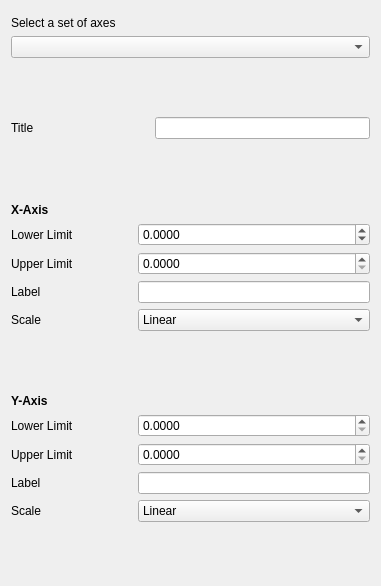
Qt form qt/python/mantidqt/widgets/plotconfigdialog/axestabwidget/axes_tab_widget.ui (mantidproject/mantid) before a commit.
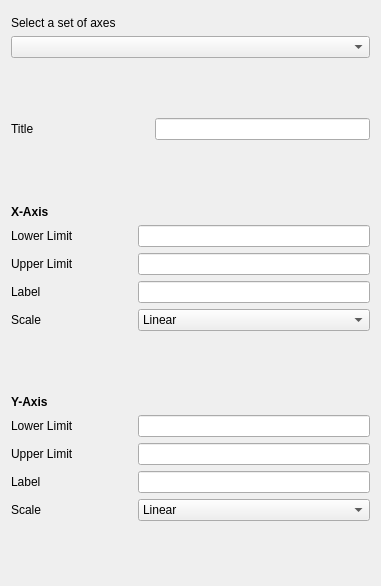
The same form after that commit.

Commit message: Re #26869 plot axis limits accept scientific notation

```diff
--- a/qt/python/mantidqt/widgets/plotconfigdialog/axestabwidget/axes_tab_widget.ui
+++ b/qt/python/mantidqt/widgets/plotconfigdialog/axestabwidget/axes_tab_widget.ui
@@ -133,21 +133,8 @@
      <property name="bottomMargin">
       <number>4</number>
      </property>
-     <item row="1" column="1">
-      <spacer name="horizontalSpacer_2">
-       <property name="orientation">
-        <enum>Qt::Horizontal</enum>
-       </property>
-       <property name="sizeType">
-        <enum>QSizePolicy::Fixed</enum>
-       </property>
-       <property name="sizeHint" stdset="0">
-        <size>
-         <width>58</width>
-         <height>20</height>
-        </size>
-       </property>
-      </spacer>
+     <item row="1" column="2">
+      <widget class="QLineEdit" name="xlower_limit_line_edit"/>
      </item>
      <item row="2" column="0">
       <widget class="QLabel" name="x_right_limit_label">
@@ -221,25 +208,6 @@
        </property>
       </spacer>
      </item>
-     <item row="1" column="2">
-      <widget class="QDoubleSpinBox" name="xlower_limit_spin_box">
-       <property name="sizePolicy">
-        <sizepolicy hsizetype="Expanding" vsizetype="Fixed">
-         <horstretch>0</horstretch>
-         <verstretch>0</verstretch>
-        </sizepolicy>
-       </property>
-       <property name="decimals">
-        <number>4</number>
-       </property>
-       <property name="minimum">
-        <double>-100000000000.000000000000000</double>
-       </property>
-       <property name="maximum">
-        <double>100000000000.000000000000000</double>
-       </property>
-      </widget>
-     </item>
      <item row="3" column="1">
       <spacer name="horizontalSpacer_4">
        <property name="orientation">
@@ -298,31 +266,21 @@
        </property>
       </widget>
      </item>
-     <item row="2" column="2">
-      <widget class="QDoubleSpinBox" name="xupper_limit_spin_box">
-       <property name="sizePolicy">
-        <sizepolicy hsizetype="Expanding" vsizetype="Fixed">
-         <horstretch>0</horstretch>
-         <verstretch>0</verstretch>
-        </sizepolicy>
+     <item row="1" column="1">
+      <spacer name="horizontalSpacer_2">
+       <property name="orientation">
+        <enum>Qt::Horizontal</enum>
        </property>
-       <property name="decimals">
-        <number>4</number>
+       <property name="sizeType">
+        <enum>QSizePolicy::Fixed</enum>
        </property>
-      </widget>
-     </item>
-     <item row="1" column="0">
-      <widget class="QLabel" name="x_left_limit_label">
-       <property name="sizePolicy">
-        <sizepolicy hsizetype="Fixed" vsizetype="Preferred">
-         <horstretch>0</horstretch>
-         <verstretch>0</verstretch>
-        </sizepolicy>
+       <property name="sizeHint" stdset="0">
+        <size>
+         <width>58</width>
+         <height>20</height>
+        </size>
        </property>
-       <property name="text">
-        <string>Lower Limit</string>
-       </property>
-      </widget>
+      </spacer>
      </item>
      <item row="2" column="1">
       <spacer name="horizontalSpacer_3">
@@ -340,6 +298,22 @@
        </property>
       </spacer>
      </item>
+     <item row="1" column="0">
+      <widget class="QLabel" name="x_left_limit_label">
+       <property name="sizePolicy">
+        <sizepolicy hsizetype="Fixed" vsizetype="Preferred">
+         <horstretch>0</horstretch>
+         <verstretch>0</verstretch>
+        </sizepolicy>
+       </property>
+       <property name="text">
+        <string>Lower Limit</string>
+       </property>
+      </widget>
+     </item>
+     <item row="2" column="2">
+      <widget class="QLineEdit" name="xupper_limit_line_edit"/>
+     </item>
     </layout>
    </item>
    <item row="6" column="0">
@@ -464,19 +438,6 @@
        </item>
       </widget>
      </item>
-     <item row="2" column="2">
-      <widget class="QDoubleSpinBox" name="yupper_limit_spin_box">
-       <property name="sizePolicy">
-        <sizepolicy hsizetype="Expanding" vsizetype="Fixed">
-         <horstretch>0</horstretch>
-         <verstretch>0</verstretch>
-        </sizepolicy>
-       </property>
-       <property name="decimals">
-        <number>4</number>
-       </property>
-      </widget>
-     </item>
      <item row="4" column="1">
       <spacer name="horizontalSpacer_9">
        <property name="orientation">
@@ -522,19 +483,6 @@
        </property>
       </spacer>
      </item>
-     <item row="1" column="2">
-      <widget class="QDoubleSpinBox" name="ylower_limit_spin_box">
-       <property name="sizePolicy">
-        <sizepolicy hsizetype="Expanding" vsizetype="Fixed">
-         <horstretch>0</horstretch>
-         <verstretch>0</verstretch>
-        </sizepolicy>
-       </property>
-       <property name="decimals">
-        <number>4</number>
-       </property>
-      </widget>
-     </item>
      <item row="1" column="1">
       <spacer name="horizontalSpacer_10">
        <property name="orientation">
@@ -551,6 +499,12 @@
        </property>
       </spacer>
      </item>
+     <item row="1" column="2">
+      <widget class="QLineEdit" name="ylower_limit_line_edit"/>
+     </item>
+     <item row="2" column="2">
+      <widget class="QLineEdit" name="yupper_limit_line_edit"/>
+     </item>
     </layout>
    </item>
    <item row="7" column="0">
```
Left out of the diff: 4 changed lines with no effect on the pictures. The commit also changes 3 other files.
